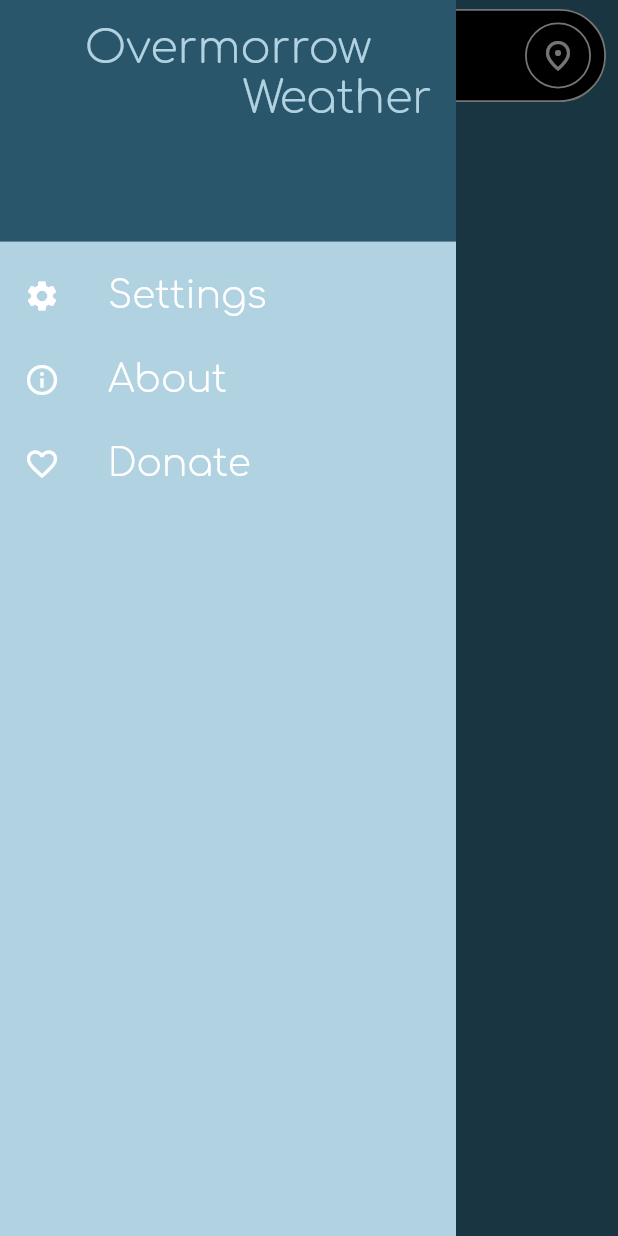
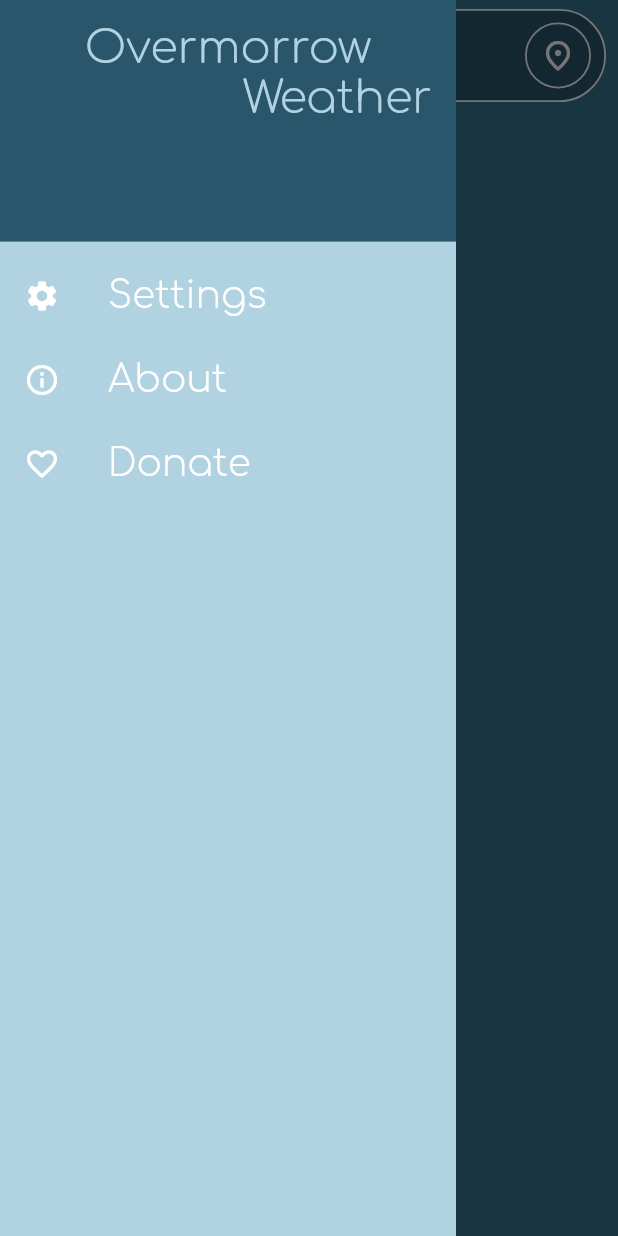
Before and after one commit to bmaroti9/Overmorrow, a Flutter app: the screen it shows after launch, in the side drawer, after a tap on the "menu" icon, on a phone screen of 412 x 824 dp. Run offline on Flutter 3.47's test engine with Material 2 defaults, Android fonts, the phone set to English and light mode, and no system bars; our stand-ins replace flutter_cache_manager, geolocator, google_fonts, material_floating_search_bar_2, shared_preferences; network calls fail.

Commit message:
ui tweaks

```diff
--- a/lib/dayforcast.dart
+++ b/lib/dayforcast.dart
@@ -41,12 +41,12 @@ String translation(String text, String language) {
   return translated;
 }
 
-double temp_multiply_for_scale(double temp, String unit) {
+double temp_multiply_for_scale(int temp, String unit) {
   if (unit == '˚C') {
     return max(0, min(100, 17 + temp * 2.4));
   }
   else{
-    return max(0, min(100, 0 + temp));
+    return max(0, min(100, (0 + temp).toDouble()));
   }
 }
 
@@ -179,7 +179,8 @@ class Hour {
     icon: iconCorrection(
         item["condition"]["text"], item["is_day"]
     ),
-    temp:double.parse(unit_coversion(item["temp_c"], settings[1]).toStringAsFixed(1)),
+    //temp:double.parse(unit_coversion(item["temp_c"], settings[1]).toStringAsFixed(1)),
+    temp: unit_coversion(item["temp_c"], settings[1]).round(),
     time: getTime(item["time"])
   );
 }
--- a/lib/donation_page.dart
+++ b/lib/donation_page.dart
@@ -452,7 +452,7 @@ class _InfoPageState extends State<InfoPage> {
 Future<void> launchEmail() async {
   final Uri _emailLaunchUri = Uri(
       scheme: 'mailto',
-      path: 'bmaroti9@gmail.com', // Replace with your email address
+      path: 'maroti.devel@gmail.com', // Replace with your email address
       queryParameters: {'subject': 'Feedback or Support Request'} // Optional subject
   );
 
--- a/lib/main.dart
+++ b/lib/main.dart
@@ -29,12 +29,18 @@ import 'api_key.dart';
 import 'caching.dart';
 import 'dayforcast.dart';
 import 'main_ui.dart';
+import 'package:flutter/services.dart';
 
 import 'dayforcast.dart' as dayforcast;
 import 'settings_page.dart';
 
 void main() {
-  runApp(const MyApp());
+  //runApp(const MyApp());
+
+  WidgetsFlutterBinding.ensureInitialized();
+
+  SystemChrome.setPreferredOrientations([DeviceOrientation.portraitUp])
+      .then((value) => runApp(MyApp()));
 }
 
 class MyApp extends StatefulWidget {
@@ -124,7 +130,7 @@ class _MyAppState extends State<MyApp> {
         print(hihi.toString());
         if (hihi.toString().contains("statusCode: 400")) {
           return dumbySearch(
-            errorMessage: 'unable to load forecast for place: $proposedLoc',
+            errorMessage: '${translation('Place not found', unitsUsed[0])}: $proposedLoc',
             updateLocation: updateLocation,
             icon: const Icon(Icons.location_disabled, color: WHITE, size: 30,),
             place: absoluteProposed,
--- a/lib/search_screens.dart
+++ b/lib/search_screens.dart
@@ -393,6 +393,8 @@ class dumbySearch extends StatelessWidget {
     required this.updateLocation, required this.icon, required this.place,
   required this.settings});
 
+  final Color color = const Color(0xffB1D2E1);
+
   final FloatingSearchBarController controller = FloatingSearchBarController();
 
   @override
@@ -403,8 +405,8 @@ class dumbySearch extends StatelessWidget {
     double safeHeight = size.height;
 
     return Scaffold(
-      drawer: MyDrawer(color: Color(0xffB1D2E1), settings: settings),
-      backgroundColor: darken(const Color(0xffB1D2E1), 0.4),
+      drawer: MyDrawer(color: color, settings: settings),
+      backgroundColor: darken(color, 0.4),
       body: RefreshIndicator(
         onRefresh: () async {
           await updateLocation(place);
@@ -449,7 +451,7 @@ class dumbySearch extends StatelessWidget {
                     ),
                   ),
                   MySearchParent(updateLocation: updateLocation,
-                    color: BLACK, place: place, controller: controller,),
+                    color: darken(color, 0.5), place: place, controller: controller,),
                 ],
               ),
             ),
```
Also changed, not shown: lib/main_ui.dart (+15 -15 lines), 1 other file.
